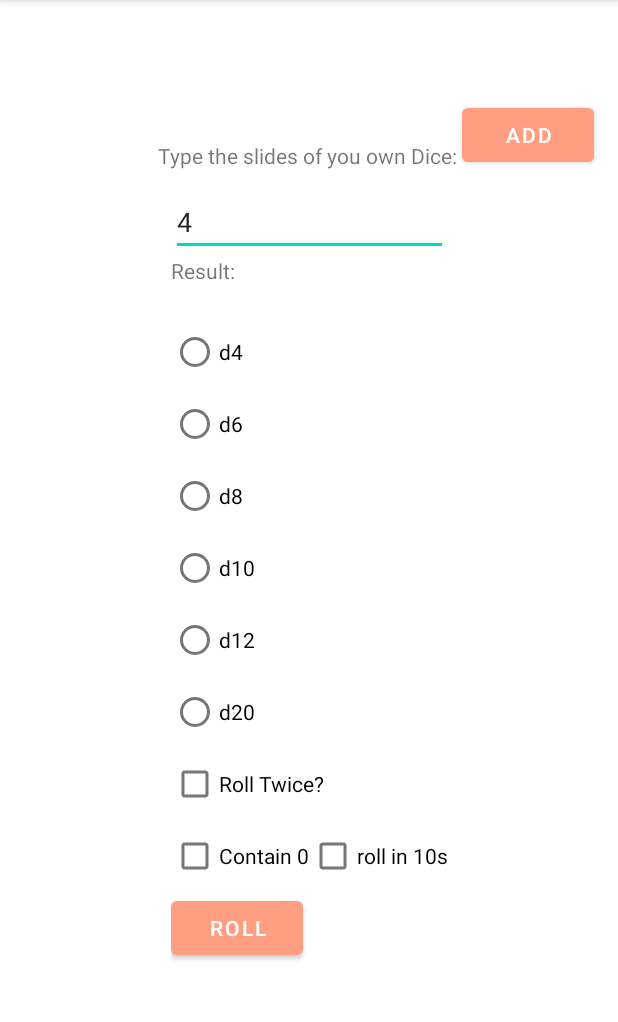
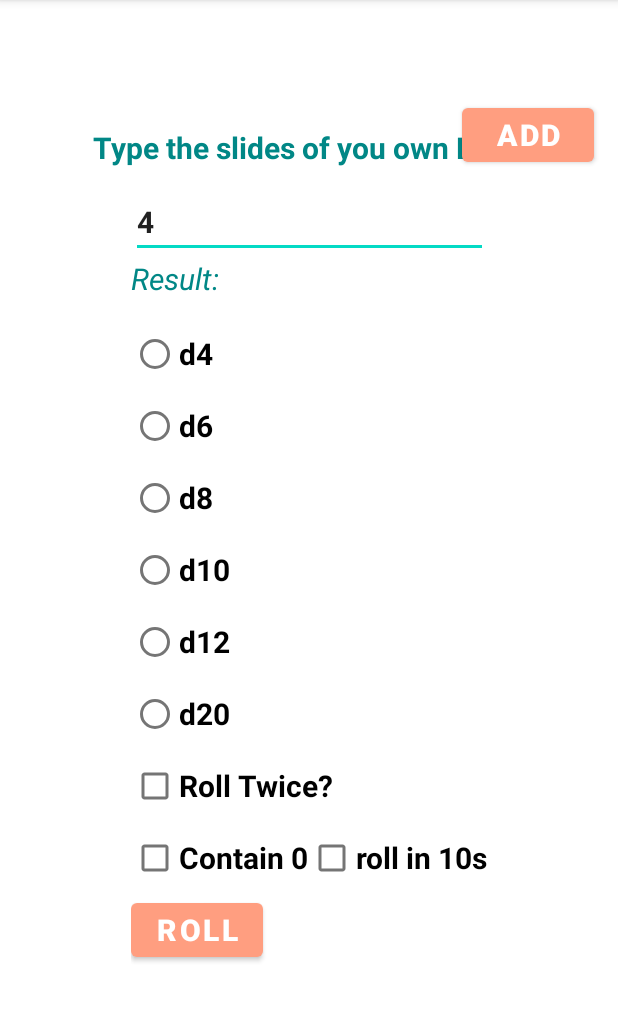
Before and after one commit to Xxuu9/Lab, an Android app: the screen it shows after launch (MainActivity), on a phone screen of 412 x 824 dp, the part 84-1106 px from its top. Run offline under Robolectric (Android 15) with nearby library versions, the phone set to English and light mode, and no system bars.

Commit message:
Custom styles and themes

```diff
--- a/FinalExam/app/src/main/res/layout/activity_main.xml
+++ b/FinalExam/app/src/main/res/layout/activity_main.xml
@@ -26,10 +26,11 @@
 
         <TextView
             android:id="@+id/result"
-            android:layout_width="100dp"
+            android:layout_width="180dp"
             android:layout_height="40dp"
+            android:textStyle="italic"
             android:text="Result:"
-            app:layout_constraintBottom_toTopOf="@+id/rt_d4"
+            app:layout_constraintBottom_toTopOf="@+id/rbd4"
             app:layout_constraintEnd_toEndOf="parent"
             app:layout_constraintStart_toStartOf="parent"
             app:layout_constraintTop_toTopOf="parent" />
--- a/FinalExam/app/src/main/res/values/colors.xml
+++ b/FinalExam/app/src/main/res/values/colors.xml
@@ -7,4 +7,5 @@
     <color name="teal_700">#FF018786</color>
     <color name="black">#FF000000</color>
     <color name="white">#FFFFFFFF</color>
+    <color name="orange_A100">#FF9E80</color>
 </resources>
--- a/FinalExam/app/src/main/res/values/themes.xml
+++ b/FinalExam/app/src/main/res/values/themes.xml
@@ -2,7 +2,7 @@
     <!-- Base application theme. -->
     <style name="Theme.DiceRollingApp" parent="Theme.MaterialComponents.DayNight.DarkActionBar">
         <!-- Primary brand color. -->
-        <item name="colorPrimary">@color/purple_500</item>
+        <item name="colorPrimary">@color/orange_A100</item>
         <item name="colorPrimaryVariant">@color/purple_700</item>
         <item name="colorOnPrimary">@color/white</item>
         <!-- Secondary brand color. -->
@@ -12,6 +12,9 @@
         <!-- Status bar color. -->
         <item name="android:statusBarColor" tools:targetApi="l">?attr/colorPrimaryVariant</item>
         <!-- Customize your theme here. -->
+        <item name="android:textStyle">bold</item>
+        <item name="android:textSize">20sp</item>
+        <item name="android:textColor">@color/teal_700</item>
     </style>
 
 </resources>
```
